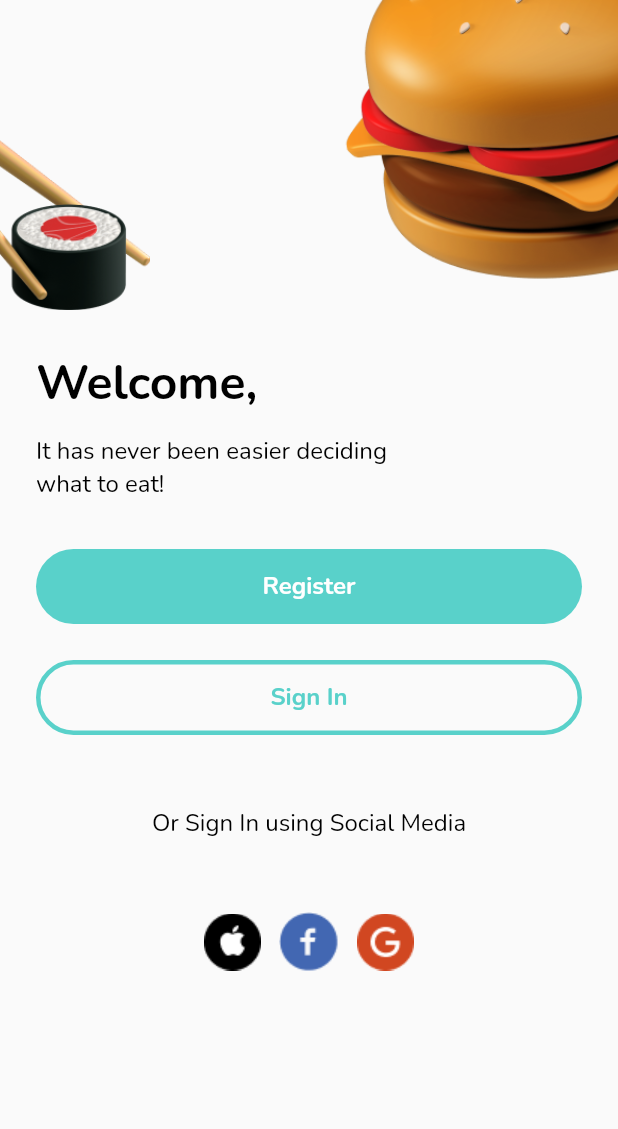
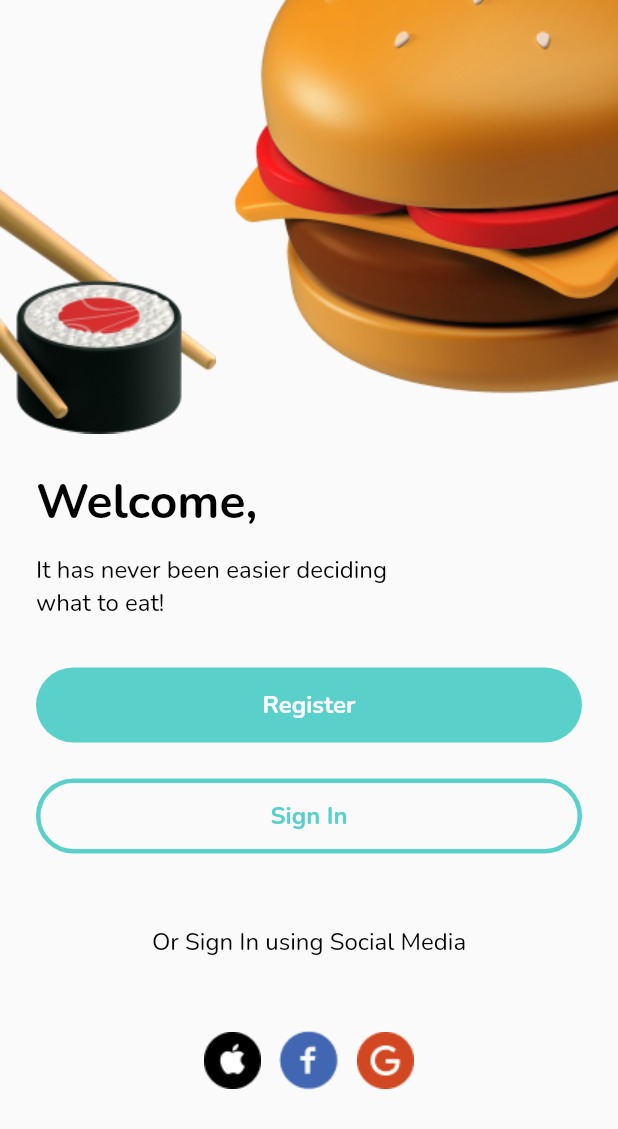
Before and after one commit to Abersoft-Intern/feastly-flutter, a Flutter app: the screen it shows after launch, on a phone screen of 412 x 824 dp. Shown: the top 1129 px of the screen. Run offline on Flutter 3.47's test engine with Material 2 defaults, Android fonts, the light colour scheme and no system bars; our stand-ins replace go_router, google_fonts.

Commit message:
Fixed welcome screen image

```diff
--- a/lib/src/presentation/welcome/welcome_header.dart
+++ b/lib/src/presentation/welcome/welcome_header.dart
@@ -6,18 +6,19 @@ class WelcomeHeader extends StatelessWidget {
   @override
   Widget build(BuildContext context) {
     return SizedBox(
-      height: 210,
+      height: 289,
       child: Stack(
         children: [
           Positioned(
             left: 0,
             top: 20,
-            child: Image.asset('assets/images/sushi_roll.png',
-                width: 100, fit: BoxFit.contain),
+            child: Image.asset(
+              'assets/images/sushi_roll.png',
+            ),
           ),
           Positioned(
             right: 0,
-            child: Image.asset('assets/images/burger.png', width: 200),
+            child: Image.asset('assets/images/burger.png'),
           ),
         ],
       ),
--- a/lib/src/presentation/welcome/welcome_screen.dart
+++ b/lib/src/presentation/welcome/welcome_screen.dart
@@ -43,14 +43,14 @@ class WelcomeScreen extends StatelessWidget {
                     gapH32,
                     Button(
                       onTap: () {
-                        context.goNamed(RouteName.register.name);
+                        context.pushNamed(RouteName.register.name);
                       },
                       text: 'Register'.hardcoded,
                     ),
                     gapH24,
                     Button(
                       onTap: () {
-                        context.goNamed(RouteName.login.name);
+                        context.pushNamed(RouteName.login.name);
                       },
                       text: 'Sign In'.hardcoded,
                       variant: ButtonVariant.outlined,
```
